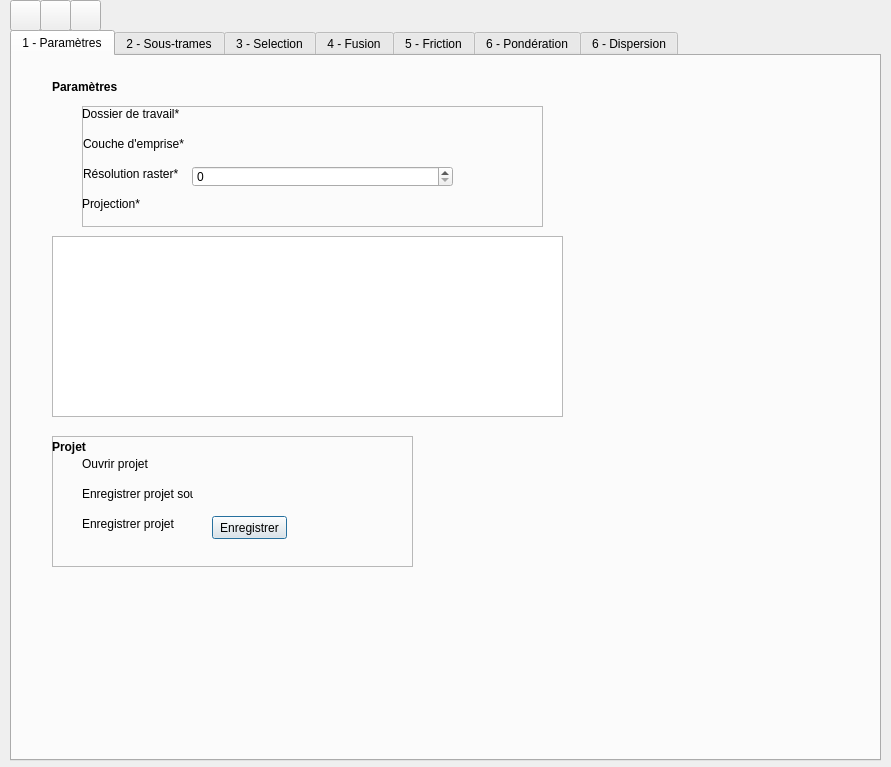
Above: eco_cont_dialog_base.ui from MathieuChailloux/BioDispersal before the change. Below: the same form after it.
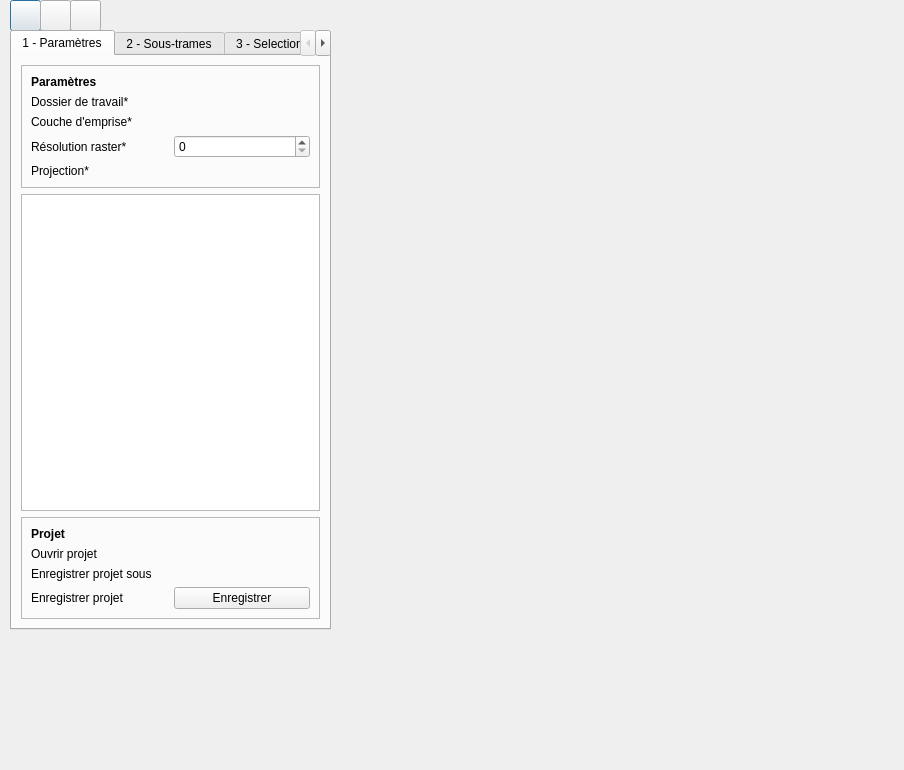
That is the form after the change. The open tabs and pages were chosen to show the change. Custom widgets are drawn as their Qt base class.

Diff of the .ui file:
```diff
--- a/eco_cont_dialog_base.ui
+++ b/eco_cont_dialog_base.ui
@@ -6,41 +6,133 @@
    <rect>
     <x>0</x>
     <y>0</y>
-    <width>891</width>
-    <height>767</height>
+    <width>904</width>
+    <height>770</height>
    </rect>
   </property>
   <property name="windowTitle">
    <string>BioDispersal</string>
   </property>
+  <widget class="QPushButton" name="openProject">
+   <property name="geometry">
+    <rect>
+     <x>10</x>
+     <y>0</y>
+     <width>31</width>
+     <height>31</height>
+    </rect>
+   </property>
+   <property name="text">
+    <string/>
+   </property>
+  </widget>
+  <widget class="QPushButton" name="saveProject">
+   <property name="geometry">
+    <rect>
+     <x>40</x>
+     <y>0</y>
+     <width>31</width>
+     <height>31</height>
+    </rect>
+   </property>
+   <property name="text">
+    <string/>
+   </property>
+  </widget>
+  <widget class="QPushButton" name="saveProjectAs">
+   <property name="geometry">
+    <rect>
+     <x>70</x>
+     <y>0</y>
+     <width>31</width>
+     <height>31</height>
+    </rect>
+   </property>
+   <property name="text">
+    <string/>
+   </property>
+  </widget>
   <widget class="QTabWidget" name="pluginTabs">
    <property name="geometry">
     <rect>
      <x>10</x>
      <y>30</y>
-     <width>871</width>
-     <height>731</height>
+     <width>321</width>
+     <height>600</height>
     </rect>
    </property>
+   <property name="minimumSize">
+    <size>
+     <width>200</width>
+     <height>600</height>
+    </size>
+   </property>
    <property name="focusPolicy">
     <enum>Qt::WheelFocus</enum>
    </property>
    <property name="currentIndex">
-    <number>5</number>
+    <number>0</number>
    </property>
    <widget class="QWidget" name="mainTab">
     <attribute name="title">
      <string>1 - Paramètres</string>
     </attribute>
+    <layout class="QVBoxLayout" name="verticalLayout">
+     <item>
+      <widget class="QFrame" name="frame_12">
+       <property name="frameShape">
+        <enum>QFrame::StyledPanel</enum>
+       </property>
+       <property name="frameShadow">
+        <enum>QFrame::Raised</enum>
+       </property>
+       <layout class="QGridLayout" name="gridLayout">
+        <item row="2" column="1">
+         <widget class="QgsFileWidget" name="extentLayer"/>
+        </item>
+        <item row="3" column="1">
+         <widget class="QgsSpinBox" name="rasterResolution">
+          <property name="maximum">
+           <number>999999</number>
+          </property>
+         </widget>
+        </item>
+        <item row="3" column="0">
+         <widget class="QLabel" name="label_46">
+          <property name="text">
+           <string>Résolution raster*</string>
+          </property>
+         </widget>
+        </item>
+        <item row="1" column="0">
+         <widget class="QLabel" name="label_44">
+          <property name="text">
+           <string>Dossier de travail*</string>
+          </property>
+         </widget>
+        </item>
+        <item row="4" column="0">
+         <widget class="QLabel" name="label_47">
+          <property name="text">
+           <string>Projection*</string>
+          </property>
+         </widget>
+        </item>
+        <item row="2" column="0">
+         <widget class="QLabel" name="label_45">
+          <property name="text">
+           <string>Couche d'emprise*</string>
+          </property>
+         </widget>
+        </item>
+        <item row="1" column="1">
+         <widget class="QgsFileWidget" name="workspace"/>
+        </item>
+        <item row="4" column="1">
+         <widget class="QgsProjectionSelectionWidget" name="paramsCrs"/>
+        </item>
+        <item row="0" column="0">
     <widget class="QLabel" name="paramlabel">
-     <property name="geometry">
-      <rect>
-       <x>40</x>
-       <y>20</y>
-       <width>81</width>
-       <height>21</height>
-      </rect>
-     </property>
      <property name="font">
       <font>
        <weight>75</weight>
@@ -51,53 +143,24 @@
       <string>Paramètres</string>
      </property>
     </widget>
+        </item>
+       </layout>
+      </widget>
+     </item>
+     <item>
+      <widget class="QTableView" name="paramsView"/>
+     </item>
+     <item>
     <widget class="QFrame" name="projectFrame">
-     <property name="geometry">
-      <rect>
-       <x>40</x>
-       <y>380</y>
-       <width>361</width>
-       <height>131</height>
-      </rect>
-     </property>
      <property name="frameShape">
       <enum>QFrame::StyledPanel</enum>
      </property>
      <property name="frameShadow">
       <enum>QFrame::Raised</enum>
      </property>
-     <widget class="QgsFileWidget" name="saveModelPath">
-      <property name="geometry">
-       <rect>
-        <x>160</x>
-        <y>50</y>
-        <width>171</width>
-        <height>27</height>
-       </rect>
-      </property>
-     </widget>
-     <widget class="QLabel" name="label_41">
-      <property name="geometry">
-       <rect>
-        <x>30</x>
-        <y>50</y>
-        <width>111</width>
-        <height>16</height>
-       </rect>
-      </property>
-      <property name="text">
-       <string>Enregistrer projet sous</string>
-      </property>
-     </widget>
+       <layout class="QGridLayout" name="gridLayout_2">
+        <item row="0" column="0">
      <widget class="QLabel" name="paramlabel_5">
-      <property name="geometry">
-       <rect>
-        <x>0</x>
-        <y>0</y>
-        <width>81</width>
-        <height>21</height>
-       </rect>
-      </property>
       <property name="font">
        <font>
         <weight>75</weight>
@@ -108,177 +171,45 @@
        <string>Projet</string>
       </property>
      </widget>
-     <widget class="QgsFileWidget" name="loadModelPath">
-      <property name="geometry">
-       <rect>
-        <x>160</x>
-        <y>20</y>
-        <width>171</width>
-        <height>27</height>
-       </rect>
-      </property>
-     </widget>
+        </item>
+        <item row="1" column="0">
      <widget class="QLabel" name="label_29">
-      <property name="geometry">
-       <rect>
-        <x>30</x>
-        <y>20</y>
-        <width>111</width>
-        <height>16</height>
-       </rect>
-      </property>
       <property name="text">
        <string>Ouvrir projet</string>
       </property>
      </widget>
+        </item>
+        <item row="1" column="1">
+         <widget class="QgsFileWidget" name="loadModelPath"/>
+        </item>
+        <item row="2" column="0">
+         <widget class="QLabel" name="label_41">
+          <property name="text">
+           <string>Enregistrer projet sous</string>
+          </property>
+         </widget>
+        </item>
+        <item row="2" column="1">
+         <widget class="QgsFileWidget" name="saveModelPath"/>
+        </item>
+        <item row="3" column="0">
      <widget class="QLabel" name="label_42">
-      <property name="geometry">
-       <rect>
-        <x>30</x>
-        <y>80</y>
-        <width>111</width>
-        <height>16</height>
-       </rect>
-      </property>
       <property name="text">
        <string>Enregistrer projet</string>
       </property>
      </widget>
+        </item>
+        <item row="3" column="1">
      <widget class="QPushButton" name="saveProjectButton">
-      <property name="geometry">
-       <rect>
-        <x>160</x>
-        <y>80</y>
-        <width>75</width>
-        <height>23</height>
-       </rect>
-      </property>
       <property name="text">
        <string>Enregistrer</string>
       </property>
      </widget>
-    </widget>
-    <widget class="QFrame" name="frame_12">
-     <property name="geometry">
-      <rect>
-       <x>70</x>
-       <y>50</y>
-       <width>461</width>
-       <height>121</height>
-      </rect>
-     </property>
-     <property name="frameShape">
-      <enum>QFrame::StyledPanel</enum>
-     </property>
-     <property name="frameShadow">
-      <enum>QFrame::Raised</enum>
-     </property>
-     <widget class="QgsFileWidget" name="workspace">
-      <property name="geometry">
-       <rect>
-        <x>110</x>
-        <y>0</y>
-        <width>261</width>
-        <height>21</height>
-       </rect>
-      </property>
-     </widget>
-     <widget class="QLabel" name="label_44">
-      <property name="geometry">
-       <rect>
-        <x>0</x>
-        <y>0</y>
-        <width>111</width>
-        <height>16</height>
-       </rect>
-      </property>
-      <property name="text">
-       <string>Dossier de travail*</string>
-      </property>
-     </widget>
-     <widget class="QgsFileWidget" name="extentLayer">
-      <property name="geometry">
-       <rect>
-        <x>110</x>
-        <y>30</y>
-        <width>261</width>
-        <height>21</height>
-       </rect>
-      </property>
-     </widget>
-     <widget class="QLabel" name="label_45">
-      <property name="geometry">
-       <rect>
-        <x>1</x>
-        <y>30</y>
-        <width>111</width>
-        <height>16</height>
-       </rect>
-      </property>
-      <property name="text">
-       <string>Couche d'emprise*</string>
-      </property>
-     </widget>
-     <widget class="QgsSpinBox" name="rasterResolution">
-      <property name="geometry">
-       <rect>
-        <x>110</x>
-        <y>60</y>
-        <width>261</width>
-        <height>21</height>
-       </rect>
-      </property>
-      <property name="maximum">
-       <number>999999</number>
-      </property>
-     </widget>
-     <widget class="QLabel" name="label_46">
-      <property name="geometry">
-       <rect>
-        <x>1</x>
-        <y>60</y>
-        <width>111</width>
-        <height>16</height>
-       </rect>
-      </property>
-      <property name="text">
-       <string>Résolution raster*</string>
-      </property>
-     </widget>
-     <widget class="QgsProjectionSelectionWidget" name="paramsCrs">
-      <property name="geometry">
-       <rect>
-        <x>110</x>
-        <y>90</y>
-        <width>261</width>
-        <height>21</height>
-       </rect>
-      </property>
-     </widget>
-     <widget class="QLabel" name="label_47">
-      <property name="geometry">
-       <rect>
-        <x>0</x>
-        <y>90</y>
-        <width>111</width>
-        <height>16</height>
-       </rect>
-      </property>
-      <property name="text">
-       <string>Projection*</string>
-      </property>
-     </widget>
-    </widget>
-    <widget class="QTableView" name="paramsView">
-     <property name="geometry">
-      <rect>
-       <x>40</x>
-       <y>180</y>
-       <width>511</width>
-       <height>181</height>
-      </rect>
-     </property>
-    </widget>
+        </item>
+       </layout>
+      </widget>
+     </item>
+    </layout>
    </widget>
    <widget class="QWidget" name="stTab">
     <attribute name="title">
@@ -308,6 +239,12 @@
         <height>271</height>
        </rect>
       </property>
+      <property name="verticalScrollBarPolicy">
+       <enum>Qt::ScrollBarAsNeeded</enum>
+      </property>
+      <property name="sizeAdjustPolicy">
+       <enum>QAbstractScrollArea::AdjustIgnored</enum>
+      </property>
      </widget>
      <widget class="QLabel" name="label_102">
       <property name="geometry">
@@ -2009,7 +1946,7 @@
    </widget>
    <widget class="QWidget" name="costTab">
     <attribute name="title">
-     <string>6 - Dispersion</string>
+     <string>7 - Dispersion</string>
     </attribute>
     <widget class="QPushButton" name="costRun">
      <property name="geometry">
@@ -2301,45 +2238,164 @@
      </property>
     </widget>
    </widget>
-  </widget>
-  <widget class="QPushButton" name="openProject">
+   <widget class="QWidget" name="tab">
+    <attribute name="title">
+     <string>Page</string>
+    </attribute>
+    <widget class="QScrollArea" name="scrollArea">
    <property name="geometry">
     <rect>
-     <x>10</x>
+       <x>9</x>
+       <y>9</y>
+       <width>16</width>
+       <height>16</height>
+      </rect>
+     </property>
+     <property name="widgetResizable">
+      <bool>true</bool>
+     </property>
+     <widget class="QWidget" name="scrollAreaWidgetContents">
+      <property name="geometry">
+       <rect>
+        <x>0</x>
      <y>0</y>
-     <width>31</width>
-     <height>31</height>
-    </rect>
-   </property>
+        <width>16</width>
+        <height>16</height>
+       </rect>
+      </property>
+      <widget class="QLabel" name="label">
+       <property name="geometry">
+        <rect>
+         <x>9</x>
+         <y>333</y>
+         <width>47</width>
+         <height>16</height>
+        </rect>
+       </property>
    <property name="text">
-    <string/>
-   </property>
-  </widget>
-  <widget class="QPushButton" name="saveProject">
+        <string>TextLabel</string>
+       </property>
+      </widget>
+      <widget class="QLabel" name="label_2">
    <property name="geometry">
     <rect>
-     <x>40</x>
-     <y>0</y>
-     <width>31</width>
-     <height>31</height>
+         <x>9</x>
+         <y>380</y>
+         <width>47</width>
+         <height>16</height>
     </rect>
    </property>
    <property name="text">
-    <string/>
-   </property>
-  </widget>
-  <widget class="QPushButton" name="saveProjectAs">
+        <string>TextLabel</string>
+       </property>
+      </widget>
+      <widget class="QLabel" name="label_3">
    <property name="geometry">
     <rect>
-     <x>70</x>
-     <y>0</y>
-     <width>31</width>
-     <height>31</height>
+         <x>9</x>
+         <y>9</y>
+         <width>47</width>
+         <height>16</height>
     </rect>
    </property>
    <property name="text">
-    <string/>
-   </property>
+        <string>TextLabel</string>
+       </property>
+      </widget>
+      <widget class="QLabel" name="label_4">
+       <property name="geometry">
+        <rect>
+         <x>9</x>
+         <y>287</y>
+         <width>47</width>
+         <height>16</height>
+        </rect>
+       </property>
+       <property name="text">
+        <string>TextLabel</string>
+       </property>
+      </widget>
+      <widget class="QLabel" name="label_5">
+       <property name="geometry">
+        <rect>
+         <x>9</x>
+         <y>241</y>
+         <width>47</width>
+         <height>16</height>
+        </rect>
+       </property>
+       <property name="text">
+        <string>TextLabel</string>
+       </property>
+      </widget>
+      <widget class="QLabel" name="label_6">
+       <property name="geometry">
+        <rect>
+         <x>9</x>
+         <y>194</y>
+         <width>47</width>
+         <height>16</height>
+        </rect>
+       </property>
+       <property name="text">
+        <string>TextLabel</string>
+       </property>
+      </widget>
+      <widget class="QLabel" name="label_7">
+       <property name="geometry">
+        <rect>
+         <x>9</x>
+         <y>148</y>
+         <width>47</width>
+         <height>16</height>
+        </rect>
+       </property>
+       <property name="text">
+        <string>TextLabel</string>
+       </property>
+      </widget>
+      <widget class="QLabel" name="label_8">
+       <property name="geometry">
+        <rect>
+         <x>9</x>
+         <y>55</y>
+         <width>47</width>
+         <height>16</height>
+        </rect>
+       </property>
+       <property name="text">
+        <string>TextLabel</string>
+       </property>
+      </widget>
+      <widget class="QLabel" name="label_9">
+       <property name="geometry">
+        <rect>
+         <x>9</x>
+         <y>102</y>
+         <width>47</width>
+         <height>16</height>
+        </rect>
+       </property>
+       <property name="text">
+        <string>TextLabel</string>
+       </property>
+      </widget>
+      <widget class="QLabel" name="label_10">
+       <property name="geometry">
+        <rect>
+         <x>60</x>
+         <y>400</y>
+         <width>47</width>
+         <height>16</height>
+        </rect>
+       </property>
+       <property name="text">
+        <string>TextLabel</string>
+       </property>
+      </widget>
+     </widget>
+    </widget>
+   </widget>
   </widget>
  </widget>
  <customwidgets>
```
Lines whose indentation alone changed are shown as unchanged.
